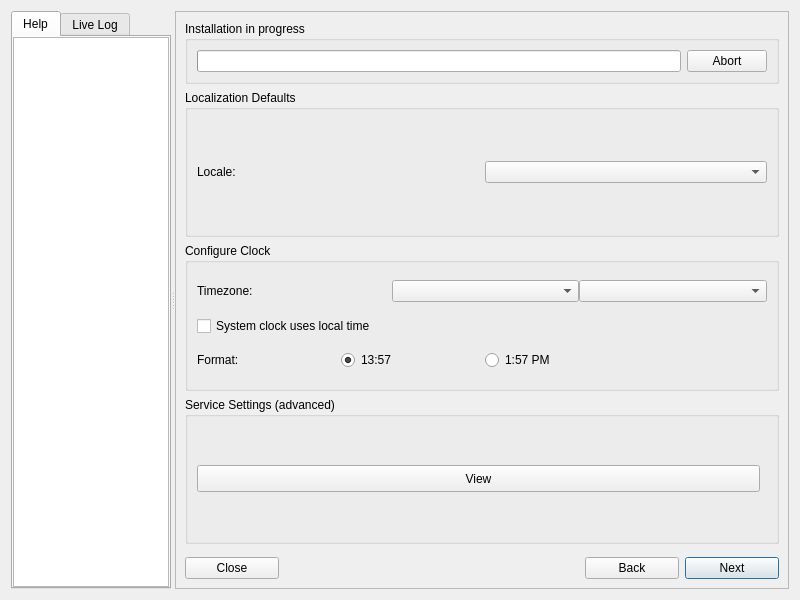
Qt form meinstall.ui (gazelle-installer/gazelle-installer) before a commit.
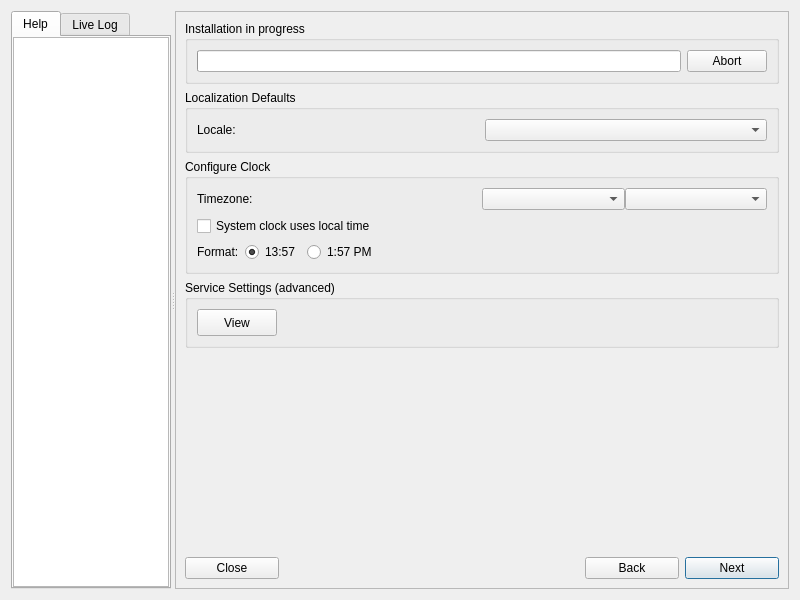
The same form after that commit. The open tabs and pages were chosen to show the change. Icons and pictures are not drawn. Custom widgets are drawn as their Qt base class.

Commit message: don't enable ESP installation if no ESP actually configured during partition choosing

```diff
--- a/meinstall.ui
+++ b/meinstall.ui
@@ -100,6 +100,12 @@
          <property name="orientation">
           <enum>Qt::Orientation::Horizontal</enum>
          </property>
+         <property name="sizeHint" stdset="0">
+          <size>
+           <width>0</width>
+           <height>0</height>
+          </size>
+         </property>
         </spacer>
        </item>
        <item row="1" column="0" colspan="6">
@@ -1483,6 +1489,12 @@
                 <property name="orientation">
                  <enum>Qt::Orientation::Horizontal</enum>
                 </property>
+                <property name="sizeHint" stdset="0">
+                 <size>
+                  <width>0</width>
+                  <height>0</height>
+                 </size>
+                </property>
                </spacer>
               </item>
               <item row="3" column="0">
@@ -1525,6 +1537,12 @@
                   <property name="orientation">
                    <enum>Qt::Orientation::Horizontal</enum>
                   </property>
+                  <property name="sizeHint" stdset="0">
+                   <size>
+                    <width>0</width>
+                    <height>0</height>
+                   </size>
+                  </property>
                  </spacer>
                 </item>
                 <item>
@@ -1607,6 +1625,12 @@
                 <property name="orientation">
                  <enum>Qt::Orientation::Horizontal</enum>
                 </property>
+                <property name="sizeHint" stdset="0">
+                 <size>
+                  <width>0</width>
+                  <height>0</height>
+                 </size>
+                </property>
                </spacer>
               </item>
              </layout>
@@ -1620,6 +1644,12 @@
              <property name="sizeType">
               <enum>QSizePolicy::Policy::Expanding</enum>
              </property>
+             <property name="sizeHint" stdset="0">
+              <size>
+               <width>0</width>
+               <height>0</height>
+              </size>
+             </property>
             </spacer>
            </item>
           </layout>
```
Left out of the diff: 88 changed lines with no effect on the pictures. The commit also changes 1 other file.
